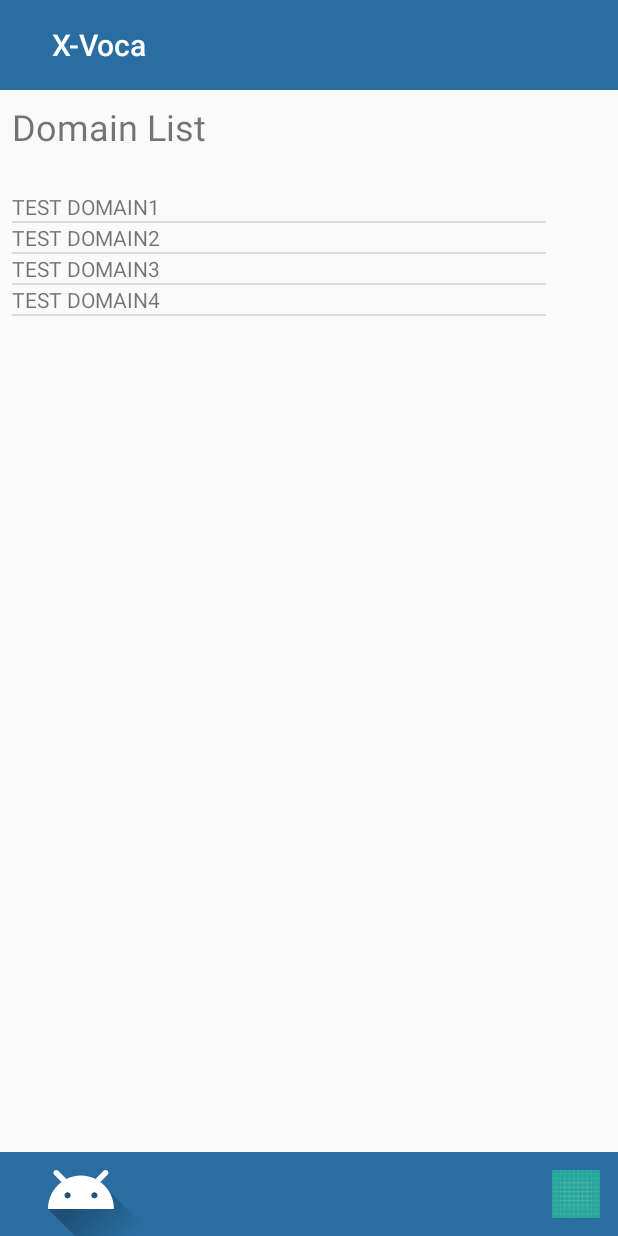
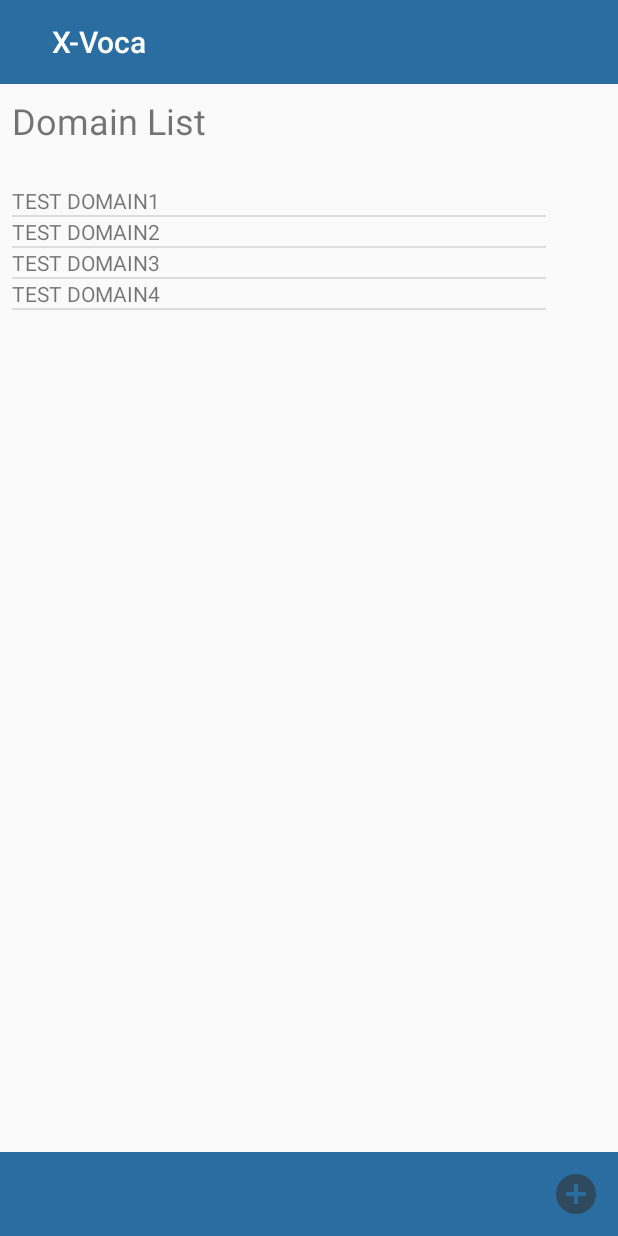
Before and after one commit to Marie777/xVocaAndroid, an Android app: the DomainList screen opened directly, with no data from a screen before it, on a phone screen of 412 x 824 dp. Run offline under Robolectric (Android 15) with nearby library versions, the phone set to English and light mode, and no system bars.

Commit message:
ActionBar - add option

```diff
--- a/app/src/main/res/drawable/ic_launcher_background.xml
+++ b/app/src/main/res/drawable/ic_launcher_background.xml
@@ -1,170 +1,74 @@
 <?xml version="1.0" encoding="utf-8"?>
-<vector xmlns:android="http://schemas.android.com/apk/res/android"
+<vector
+    android:height="108dp"
     android:width="108dp"
-    android:height="108dp"
     android:viewportHeight="108"
-    android:viewportWidth="108">
-    <path
-        android:fillColor="#26A69A"
-        android:pathData="M0,0h108v108h-108z" />
-    <path
-        android:fillColor="#00000000"
-        android:pathData="M9,0L9,108"
-        android:strokeColor="#33FFFFFF"
-        android:strokeWidth="0.8" />
-    <path
-        android:fillColor="#00000000"
-        android:pathData="M19,0L19,108"
-        android:strokeColor="#33FFFFFF"
-        android:strokeWidth="0.8" />
-    <path
-        android:fillColor="#00000000"
-        android:pathData="M29,0L29,108"
-        android:strokeColor="#33FFFFFF"
-        android:strokeWidth="0.8" />
-    <path
-        android:fillColor="#00000000"
-        android:pathData="M39,0L39,108"
-        android:strokeColor="#33FFFFFF"
-        android:strokeWidth="0.8" />
-    <path
-        android:fillColor="#00000000"
-        android:pathData="M49,0L49,108"
-        android:strokeColor="#33FFFFFF"
-        android:strokeWidth="0.8" />
-    <path
-        android:fillColor="#00000000"
-        android:pathData="M59,0L59,108"
-        android:strokeColor="#33FFFFFF"
-        android:strokeWidth="0.8" />
-    <path
-        android:fillColor="#00000000"
-        android:pathData="M69,0L69,108"
-        android:strokeColor="#33FFFFFF"
-        android:strokeWidth="0.8" />
-    <path
-        android:fillColor="#00000000"
-        android:pathData="M79,0L79,108"
-        android:strokeColor="#33FFFFFF"
-        android:strokeWidth="0.8" />
-    <path
-        android:fillColor="#00000000"
-        android:pathData="M89,0L89,108"
-        android:strokeColor="#33FFFFFF"
-        android:strokeWidth="0.8" />
-    <path
-        android:fillColor="#00000000"
-        android:pathData="M99,0L99,108"
-        android:strokeColor="#33FFFFFF"
-        android:strokeWidth="0.8" />
-    <path
-        android:fillColor="#00000000"
-        android:pathData="M0,9L108,9"
-        android:strokeColor="#33FFFFFF"
-        android:strokeWidth="0.8" />
-    <path
-        android:fillColor="#00000000"
-        android:pathData="M0,19L108,19"
-        android:strokeColor="#33FFFFFF"
-        android:strokeWidth="0.8" />
-    <path
-        android:fillColor="#00000000"
-        android:pathData="M0,29L108,29"
-        android:strokeColor="#33FFFFFF"
-        android:strokeWidth="0.8" />
-    <path
-        android:fillColor="#00000000"
-        android:pathData="M0,39L108,39"
-        android:strokeColor="#33FFFFFF"
-        android:strokeWidth="0.8" />
-    <path
-        android:fillColor="#00000000"
-        android:pathData="M0,49L108,49"
-        android:strokeColor="#33FFFFFF"
-        android:strokeWidth="0.8" />
-    <path
-        android:fillColor="#00000000"
-        android:pathData="M0,59L108,59"
-        android:strokeColor="#33FFFFFF"
-        android:strokeWidth="0.8" />
-    <path
-        android:fillColor="#00000000"
-        android:pathData="M0,69L108,69"
-        android:strokeColor="#33FFFFFF"
-        android:strokeWidth="0.8" />
-    <path
-        android:fillColor="#00000000"
-        android:pathData="M0,79L108,79"
-        android:strokeColor="#33FFFFFF"
-        android:strokeWidth="0.8" />
-    <path
-        android:fillColor="#00000000"
-        android:pathData="M0,89L108,89"
-        android:strokeColor="#33FFFFFF"
-        android:strokeWidth="0.8" />
-    <path
-        android:fillColor="#00000000"
-        android:pathData="M0,99L108,99"
-        android:strokeColor="#33FFFFFF"
-        android:strokeWidth="0.8" />
-    <path
-        android:fillColor="#00000000"
-        android:pathData="M19,29L89,29"
-        android:strokeColor="#33FFFFFF"
-        android:strokeWidth="0.8" />
-    <path
-        android:fillColor="#00000000"
-        android:pathData="M19,39L89,39"
-        android:strokeColor="#33FFFFFF"
-        android:strokeWidth="0.8" />
-    <path
-        android:fillColor="#00000000"
-        android:pathData="M19,49L89,49"
-        android:strokeColor="#33FFFFFF"
-        android:strokeWidth="0.8" />
-    <path
-        android:fillColor="#00000000"
-        android:pathData="M19,59L89,59"
-        android:strokeColor="#33FFFFFF"
-        android:strokeWidth="0.8" />
-    <path
-        android:fillColor="#00000000"
-        android:pathData="M19,69L89,69"
-        android:strokeColor="#33FFFFFF"
-        android:strokeWidth="0.8" />
-    <path
-        android:fillColor="#00000000"
-        android:pathData="M19,79L89,79"
-        android:strokeColor="#33FFFFFF"
-        android:strokeWidth="0.8" />
-    <path
-        android:fillColor="#00000000"
-        android:pathData="M29,19L29,89"
-        android:strokeColor="#33FFFFFF"
-        android:strokeWidth="0.8" />
-    <path
-        android:fillColor="#00000000"
-        android:pathData="M39,19L39,89"
-        android:strokeColor="#33FFFFFF"
-        android:strokeWidth="0.8" />
-    <path
-        android:fillColor="#00000000"
-        android:pathData="M49,19L49,89"
-        android:strokeColor="#33FFFFFF"
-        android:strokeWidth="0.8" />
-    <path
-        android:fillColor="#00000000"
-        android:pathData="M59,19L59,89"
-        android:strokeColor="#33FFFFFF"
-        android:strokeWidth="0.8" />
-    <path
-        android:fillColor="#00000000"
-        android:pathData="M69,19L69,89"
-        android:strokeColor="#33FFFFFF"
-        android:strokeWidth="0.8" />
-    <path
-        android:fillColor="#00000000"
-        android:pathData="M79,19L79,89"
-        android:strokeColor="#33FFFFFF"
-        android:strokeWidth="0.8" />
+    android:viewportWidth="108"
+    xmlns:android="http://schemas.android.com/apk/res/android">
+    <path android:fillColor="#26A69A"
+          android:pathData="M0,0h108v108h-108z"/>
+    <path android:fillColor="#00000000" android:pathData="M9,0L9,108"
+          android:strokeColor="#33FFFFFF" android:strokeWidth="0.8"/>
+    <path android:fillColor="#00000000" android:pathData="M19,0L19,108"
+          android:strokeColor="#33FFFFFF" android:strokeWidth="0.8"/>
+    <path android:fillColor="#00000000" android:pathData="M29,0L29,108"
+          android:strokeColor="#33FFFFFF" android:strokeWidth="0.8"/>
+    <path android:fillColor="#00000000" android:pathData="M39,0L39,108"
+          android:strokeColor="#33FFFFFF" android:strokeWidth="0.8"/>
+    <path android:fillColor="#00000000" android:pathData="M49,0L49,108"
+          android:strokeColor="#33FFFFFF" android:strokeWidth="0.8"/>
+    <path android:fillColor="#00000000" android:pathData="M59,0L59,108"
+          android:strokeColor="#33FFFFFF" android:strokeWidth="0.8"/>
+    <path android:fillColor="#00000000" android:pathData="M69,0L69,108"
+          android:strokeColor="#33FFFFFF" android:strokeWidth="0.8"/>
+    <path android:fillColor="#00000000" android:pathData="M79,0L79,108"
+          android:strokeColor="#33FFFFFF" android:strokeWidth="0.8"/>
+    <path android:fillColor="#00000000" android:pathData="M89,0L89,108"
+          android:strokeColor="#33FFFFFF" android:strokeWidth="0.8"/>
+    <path android:fillColor="#00000000" android:pathData="M99,0L99,108"
+          android:strokeColor="#33FFFFFF" android:strokeWidth="0.8"/>
+    <path android:fillColor="#00000000" android:pathData="M0,9L108,9"
+          android:strokeColor="#33FFFFFF" android:strokeWidth="0.8"/>
+    <path android:fillColor="#00000000" android:pathData="M0,19L108,19"
+          android:strokeColor="#33FFFFFF" android:strokeWidth="0.8"/>
+    <path android:fillColor="#00000000" android:pathData="M0,29L108,29"
+          android:strokeColor="#33FFFFFF" android:strokeWidth="0.8"/>
+    <path android:fillColor="#00000000" android:pathData="M0,39L108,39"
+          android:strokeColor="#33FFFFFF" android:strokeWidth="0.8"/>
+    <path android:fillColor="#00000000" android:pathData="M0,49L108,49"
+          android:strokeColor="#33FFFFFF" android:strokeWidth="0.8"/>
+    <path android:fillColor="#00000000" android:pathData="M0,59L108,59"
+          android:strokeColor="#33FFFFFF" android:strokeWidth="0.8"/>
+    <path android:fillColor="#00000000" android:pathData="M0,69L108,69"
+          android:strokeColor="#33FFFFFF" android:strokeWidth="0.8"/>
+    <path android:fillColor="#00000000" android:pathData="M0,79L108,79"
+          android:strokeColor="#33FFFFFF" android:strokeWidth="0.8"/>
+    <path android:fillColor="#00000000" android:pathData="M0,89L108,89"
+          android:strokeColor="#33FFFFFF" android:strokeWidth="0.8"/>
+    <path android:fillColor="#00000000" android:pathData="M0,99L108,99"
+          android:strokeColor="#33FFFFFF" android:strokeWidth="0.8"/>
+    <path android:fillColor="#00000000" android:pathData="M19,29L89,29"
+          android:strokeColor="#33FFFFFF" android:strokeWidth="0.8"/>
+    <path android:fillColor="#00000000" android:pathData="M19,39L89,39"
+          android:strokeColor="#33FFFFFF" android:strokeWidth="0.8"/>
+    <path android:fillColor="#00000000" android:pathData="M19,49L89,49"
+          android:strokeColor="#33FFFFFF" android:strokeWidth="0.8"/>
+    <path android:fillColor="#00000000" android:pathData="M19,59L89,59"
+          android:strokeColor="#33FFFFFF" android:strokeWidth="0.8"/>
+    <path android:fillColor="#00000000" android:pathData="M19,69L89,69"
+          android:strokeColor="#33FFFFFF" android:strokeWidth="0.8"/>
+    <path android:fillColor="#00000000" android:pathData="M19,79L89,79"
+          android:strokeColor="#33FFFFFF" android:strokeWidth="0.8"/>
+    <path android:fillColor="#00000000" android:pathData="M29,19L29,89"
+          android:strokeColor="#33FFFFFF" android:strokeWidth="0.8"/>
+    <path android:fillColor="#00000000" android:pathData="M39,19L39,89"
+          android:strokeColor="#33FFFFFF" android:strokeWidth="0.8"/>
+    <path android:fillColor="#00000000" android:pathData="M49,19L49,89"
+          android:strokeColor="#33FFFFFF" android:strokeWidth="0.8"/>
+    <path android:fillColor="#00000000" android:pathData="M59,19L59,89"
+          android:strokeColor="#33FFFFFF" android:strokeWidth="0.8"/>
+    <path android:fillColor="#00000000" android:pathData="M69,19L69,89"
+          android:strokeColor="#33FFFFFF" android:strokeWidth="0.8"/>
+    <path android:fillColor="#00000000" android:pathData="M79,19L79,89"
+          android:strokeColor="#33FFFFFF" android:strokeWidth="0.8"/>
 </vector>
--- a/app/src/main/res/layout/activity_domain_list.xml
+++ b/app/src/main/res/layout/activity_domain_list.xml
@@ -12,9 +12,8 @@
         android:id="@+id/toolbar"
         android:layout_gravity="top"
         android:layout_width="match_parent"
-        android:layout_height="60dp"
+        android:layout_height="?attr/actionBarSize"
         android:background="?attr/colorPrimary"
-        android:minHeight="?attr/actionBarSize"
         app:title="    X-Voca"
         app:titleTextColor="@color/colorWhite"
         android:theme="?attr/actionBarTheme" />
@@ -52,8 +51,9 @@
         <android.support.v7.widget.Toolbar
             android:id="@+id/toolbarBotton"
             android:layout_width="match_parent"
-            android:layout_height="wrap_content"
+            android:layout_height="?attr/actionBarSize"
             android:layout_alignParentBottom="true"
+            app:title=""
             android:background="?attr/colorPrimary"
             android:theme="?attr/actionBarTheme" />
     </RelativeLayout>
--- a/app/src/main/res/menu/menu_domain_list.xml
+++ b/app/src/main/res/menu/menu_domain_list.xml
@@ -1,10 +1,11 @@
 <?xml version="1.0" encoding="utf-8"?>
 <menu xmlns:android="http://schemas.android.com/apk/res/android"
     xmlns:app="http://schemas.android.com/apk/res-auto">
-<item
-    android:id="@+id/mi"
-    android:icon="@drawable/ic_launcher_background"
-    app:showAsAction="ifRoom"
-    android:title="BTN">
-</item>
+    <item
+        android:id="@+id/add_domain"
+        android:icon="@drawable/ic_add"
+        app:showAsAction="always|withText"
+        android:title="Add Domain"
+        >
+    </item>
 </menu>
```
Also changed, not shown: app/src/main/java/voca/xvocaandroid/DomainList.java (+15 -3 lines), app/src/main/folder_icon-web.png (added), app/src/main/res/drawable-hdpi/ic_add.png (added), app/src/main/res/drawable-mdpi/ic_add.png (added), app/src/main/res/drawable-xhdpi/ic_add.png (added), app/src/main/res/drawable-xxhdpi/ic_add.png (added).
